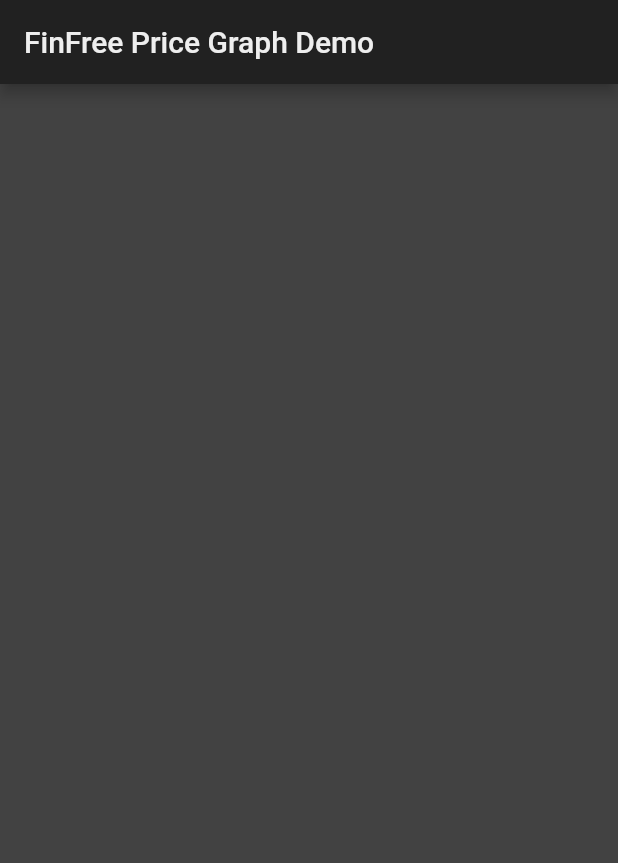
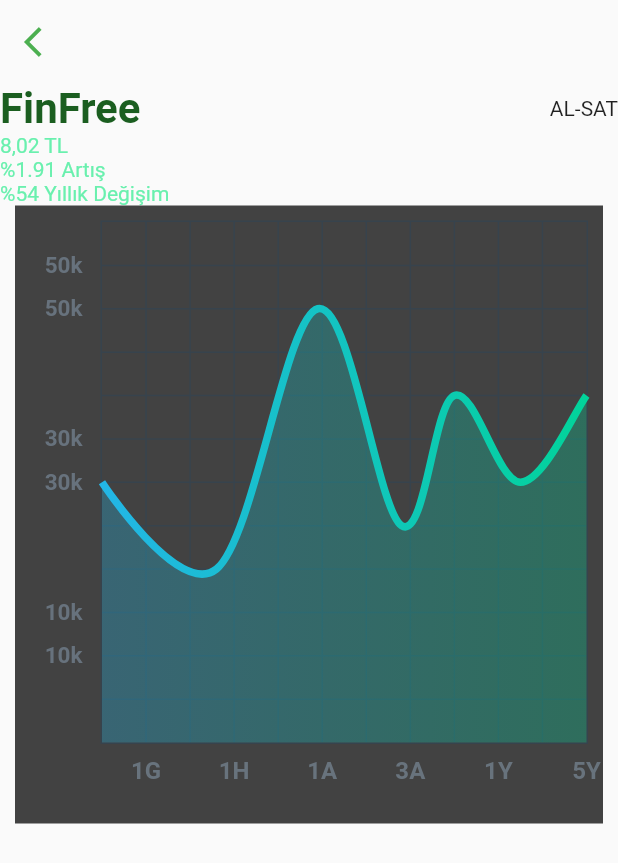
Before and after one commit to hcetinkaya-r/price_graph, a Flutter app: the screen it shows after launch, on a phone screen of 412 x 824 dp. Shown: the top 863 px of the screen. Run offline on Flutter 3.47's test engine with Material 2 defaults, Android fonts, the light colour scheme and no system bars; drawn by our look-alikes of fl_chart; network calls fail.

Commit message:
Commit-2-->Reached API and started to draw charts with fl_chart

```diff
--- /dev/null
+++ b/lib/graph/line_titles.dart
@@ -0,0 +1,66 @@
+import 'package:fl_chart/fl_chart.dart';
+import 'package:flutter/material.dart';
+
+class LineTitles{
+
+  static getTitleData() => FlTitlesData(
+
+    show: true,
+    bottomTitles: SideTitles(
+      showTitles: true,
+      reservedSize: 35,
+      getTextStyles: (value) => const TextStyle(
+        color: Color(0xff68737d),
+        fontWeight: FontWeight.bold,
+        fontSize: 16,
+      ),
+      getTitles: (value) {
+        switch (value.toInt()) {
+          case 1:
+            return '1G';
+          case 3:
+            return '1H';
+          case 5:
+            return '1A';
+          case 7:
+              return '3A';
+          case 9:
+              return '1Y';
+          case 11:
+              return '5Y';
+
+        }
+        return '';
+      },
+      margin: 8,
+    ),
+    leftTitles: SideTitles(
+      showTitles: true,
+      getTextStyles: (value) => const TextStyle(
+        color: Color(0xff67727d),
+        fontWeight: FontWeight.bold,
+        fontSize: 15,
+      ),
+      getTitles: (value) {
+        switch (value.toInt()) {
+          case 1:
+            return '10k';
+          case 3:
+            return '30k';
+          case 5:
+            return '50k';
+          case 7:
+            return '70k';
+          case 9:
+            return '90k';
+          case 11:
+            return '110k';
+        }
+        return '';
+      },
+      reservedSize: 35,
+      margin: 12,
+    )
+  );
+
+}
--- a/lib/main.dart
+++ b/lib/main.dart
@@ -14,9 +14,9 @@
       title: 'Flutter Demo',
       theme: ThemeData(
 
-        primarySwatch: Colors.blue,
+
       ),
-      home: MyHomePage(title: 'FinFree Price Graph Demo'),
+      home: MyHomePage(),
     );
   }
 }
--- /dev/null
+++ b/lib/models/the1A.dart
@@ -0,0 +1,30 @@
+class The1A {
+  int d;
+  double c;
+  int v;
+  double h;
+  double l;
+  dynamic o;
+
+  The1A({this.d, this.c, this.v, this.h, this.l, this.o});
+
+  The1A.fromJson(dynamic json) {
+    d = json["d"];
+    c = json["c"].toDouble();
+    v = json["v"];
+    h = json["h"].toDouble();
+    l = json["l"].toDouble();
+    o = json["o"];
+  }
+
+  Map<String, dynamic> toJson() {
+    var map = <String, dynamic>{};
+    map["d"] = d;
+    map["c"] = c;
+    map["v"] = v;
+    map["h"] = h;
+    map["l"] = l;
+    map["o"] = o;
+    return map;
+  }
+}
--- /dev/null
+++ b/lib/models/the1G.dart
@@ -0,0 +1,30 @@
+class The1G {
+  int d;
+  double c;
+  int v;
+  double h;
+  double l;
+  dynamic o;
+
+  The1G({this.d, this.c, this.v, this.h, this.l, this.o});
+
+  The1G.fromJson(dynamic json) {
+    d = json["d"];
+    c = json["c"].toDouble();
+    v = json["v"];
+    h = json["h"];
+    l = json["l"];
+    o = json["o"];
+  }
+
+  Map<String, dynamic> toJson() {
+    var map = <String, dynamic>{};
+    map["d"] = d;
+    map["c"] = c;
+    map["v"] = v;
+    map["h"] = h;
+    map["l"] = l;
+    map["o"] = o;
+    return map;
+  }
+}
--- /dev/null
+++ b/lib/models/the1H.dart
@@ -0,0 +1,30 @@
+class The1H {
+  int d;
+  double c;
+  int v;
+  double h;
+  double l;
+  dynamic o;
+
+  The1H({this.d, this.c, this.v, this.h, this.l, this.o});
+
+  The1H.fromJson(dynamic json) {
+    d = json["d"];
+    c = json["c"].toDouble();
+    v = json["v"];
+    h = json["h"].toDouble();
+    l = json["l"].toDouble();
+    o = json["o"];
+  }
+
+  Map<String, dynamic> toJson() {
+    var map = <String, dynamic>{};
+    map["d"] = d;
+    map["c"] = c;
+    map["v"] = v;
+    map["h"] = h;
+    map["l"] = l;
+    map["o"] = o;
+    return map;
+  }
+}
--- /dev/null
+++ b/lib/models/the1Y.dart
@@ -0,0 +1,30 @@
+class The1Y {
+  int d;
+  double c;
+  int v;
+  double h;
+  double l;
+  dynamic o;
+
+  The1Y({this.d, this.c, this.v, this.h, this.l, this.o});
+
+  The1Y.fromJson(dynamic json) {
+    d = json["d"];
+    c = json["c"].toDouble();
+    v = json["v"];
+    h = json["h"].toDouble();
+    l = json["l"].toDouble();
+    o = json["o"];
+  }
+
+  Map<String, dynamic> toJson() {
+    var map = <String, dynamic>{};
+    map["d"] = d;
+    map["c"] = c;
+    map["v"] = v;
+    map["h"] = h;
+    map["l"] = l;
+    map["o"] = o;
+    return map;
+  }
+}
--- /dev/null
+++ b/lib/models/the3A.dart
@@ -0,0 +1,30 @@
+class The3A {
+  int d;
+  double c;
+  int v;
+  double h;
+  double l;
+  dynamic o;
+
+  The3A({this.d, this.c, this.v, this.h, this.l, this.o});
+
+  The3A.fromJson(dynamic json) {
+    d = json["d"];
+    c = json["c"].toDouble();
+    v = json["v"];
+    h = json["h"].toDouble();
+    l = json["l"].toDouble();
+    o = json["o"];
+  }
+
+  Map<String, dynamic> toJson() {
+    var map = <String, dynamic>{};
+    map["d"] = d;
+    map["c"] = c;
+    map["v"] = v;
+    map["h"] = h;
+    map["l"] = l;
+    map["o"] = o;
+    return map;
+  }
+}
--- /dev/null
+++ b/lib/models/the5Y.dart
@@ -0,0 +1,30 @@
+class The5Y {
+  int d;
+  double c;
+  int v;
+  double h;
+  double l;
+  dynamic o;
+
+  The5Y({this.d, this.c, this.v, this.h, this.l, this.o});
+
+  The5Y.fromJson(dynamic json) {
+    d = json["d"];
+    c = json["c"].toDouble();
+    v = json["v"];
+    h = json["h"].toDouble();
+    l = json["l"].toDouble();
+    o = json["o"];
+  }
+
+  Map<String, dynamic> toJson() {
+    var map = <String, dynamic>{};
+    map["d"] = d;
+    map["c"] = c;
+    map["v"] = v;
+    map["h"] = h;
+    map["l"] = l;
+    map["o"] = o;
+    return map;
+  }
+}
--- a/lib/my_home_page.dart
+++ b/lib/my_home_page.dart
@@ -1,32 +1,142 @@
+import 'dart:io';
+import 'package:finfree_price_graph/graph/line_titles.dart';
+import 'package:finfree_price_graph/models/price_entry.dart';
+import 'package:flutter/cupertino.dart';
 import 'package:flutter/material.dart';
+import 'package:flutter/painting.dart';
+import 'package:http/http.dart' as http;
+import 'dart:convert';
+import 'package:fl_chart/fl_chart.dart';
 
-
-
-// ignore: must_be_immutable
 class MyHomePage extends StatefulWidget {
-  String title;
-  MyHomePage({this.title});
-
   @override
   _MyHomePageState createState() => _MyHomePageState();
 }
 
 class _MyHomePageState extends State<MyHomePage> {
+  PriceEntry priceEntry;
+
+  final List<Color> gradientsColors = [
+    const Color(0xff23b6e6),
+    const Color(0xff02d39a)
+  ];
+
+  Future<PriceEntry> getEntry() async {
+    final response = await http.get('https://finfree.app/demo',
+        headers: {HttpHeaders.authorizationHeader: 'R29vZCBMdWNr'});
+    if (response.statusCode == 200) {
+      final responseJson = jsonDecode(response.body);
+
+      print(response.statusCode);
+      print(response.body.length);
+      print(
+          "DATA : " + PriceEntry.fromJson(responseJson).the1y[0].c.toString());
+
+      return PriceEntry.fromJson(responseJson);
+    } else {
+      print("ERROR: ${response.statusCode}");
+      throw Exception("ERROR: ${response.statusCode}");
+    }
+  }
+
+  @override
+  void initState() {
+    // TODO: implement initState
+    super.initState();
+    getEntry();
+  }
 
   @override
   Widget build(BuildContext context) {
     return Scaffold(
       appBar: AppBar(
-        title: Text(widget.title, style: TextStyle(color: Colors.grey.shade200),),
-        backgroundColor: Colors.grey.shade900,
+        shadowColor: Colors.transparent,
+        backgroundColor: Colors.transparent,
+        iconTheme: IconThemeData(
+          color: Colors.green,
+        ),
+        leading: Icon(Icons.arrow_back_ios),
+      ),
+      body: Column(
+        crossAxisAlignment: CrossAxisAlignment.start,
+        children: [
+          Row(
+            mainAxisAlignment: MainAxisAlignment.spaceBetween,
+            children: [
+              Text(
+                "FinFree",
+                style: TextStyle(
+                  color: Colors.green.shade900,
+                  fontSize: 28,
+                  fontWeight: FontWeight.bold,
+                ),
+              ),
+              Text("AL-SAT"),
 
 
-        ),
-      body: Container(
-        color: Colors.grey.shade800,
+            ],
 
+          ),
+          Text("8,02 TL", style: TextStyle(color: Colors.greenAccent),),
+          Text("%1.91 Artış", style: TextStyle(color: Colors.greenAccent),),
+          Text("%54 Yıllık Değişim", style: TextStyle(color: Colors.greenAccent),),
+
+          Container(
+            color: Colors.grey.shade800,
+            width: MediaQuery.of(context).size.width,
+            height: MediaQuery.of(context).size.height / 2,
+            padding: EdgeInsets.all(10),
+            margin: EdgeInsets.symmetric(horizontal: 10),
+            child: LineChart(
+              LineChartData(
+                  minX: 0,
+                  maxX: 11,
+                  minY: 0,
+                  maxY: 6,
+                  titlesData: LineTitles.getTitleData(),
+                  gridData: FlGridData(
+                      show: true,
+                      getDrawingHorizontalLine: (value) {
+                        return FlLine(color: Color(0xff37434d), strokeWidth: 1);
+                      },
+                      drawVerticalLine: true,
+                      getDrawingVerticalLine: (value) {
+                        return FlLine(
+                          color: Color(0xff37434d),
+                          strokeWidth: 1,
+                        );
+                      }),
+                  borderData: FlBorderData(
+                    show: true,
+                    border: Border.all(color: Color(0xff37434d), width: 1),
+                  ),
+                  lineBarsData: [
+                    LineChartBarData(
+                      spots: [
+                        FlSpot(0, 3),
+                        FlSpot(2.6, 2),
+                        FlSpot(4.9, 5),
+                        FlSpot(6.8, 2.5),
+                        FlSpot(8, 4),
+                        FlSpot(9.5, 3),
+                        FlSpot(11, 4),
+                      ],
+                      isCurved: true,
+                      colors: gradientsColors,
+                      barWidth: 5,
+                      dotData: FlDotData(show: false),
+                      belowBarData: BarAreaData(
+                        show: true,
+                        colors: gradientsColors
+                            .map((color) => color.withOpacity(0.3))
+                            .toList(),
+                      ),
+                    ),
+                  ]),
+            ),
+          ),
+        ],
       ),
-
     );
   }
 }
--- a/pubspec.yaml
+++ b/pubspec.yaml
@@ -28,6 +28,8 @@
   # The following adds the Cupertino Icons font to your application.
   # Use with the CupertinoIcons class for iOS style icons.
   cupertino_icons: ^1.0.0
+  fl_chart: ^0.12.0
+  http: ^0.12.2
 
 dev_dependencies:
   flutter_test:
@@ -46,8 +48,7 @@
 
   # To add assets to your application, add an assets section, like this:
   # assets:
-  #   - images/a_dot_burr.jpeg
-  #   - images/a_dot_ham.jpeg
+
 
   # An image asset can refer to one or more resolution-specific "variants", see
   # https://flutter.dev/assets-and-images/#resolution-aware.
```
Also changed, not shown: lib/models/price_entry.dart (added, +80 -0 lines), pubspec.lock.
